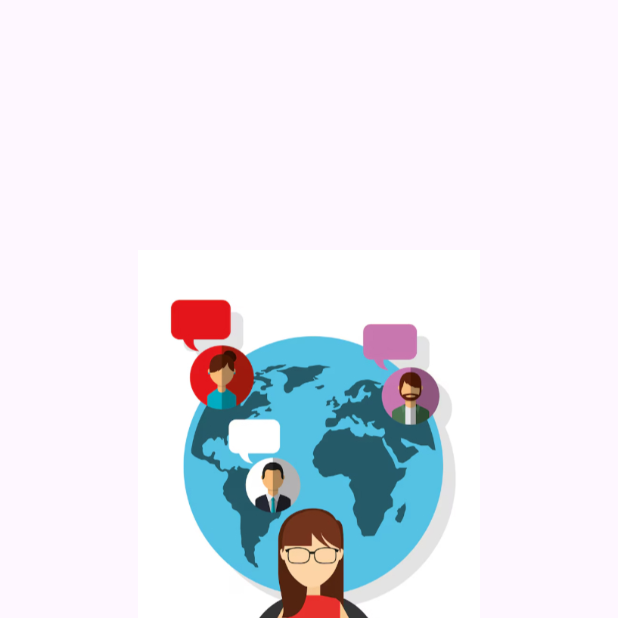
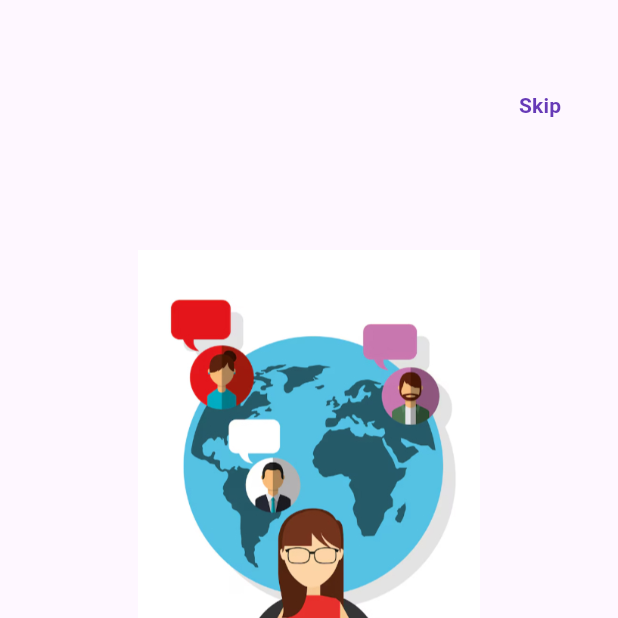
Before and after one commit to Rabin935/pairup, a Flutter app: the OnboardingScreen screen opened directly, on a phone screen of 412 x 824 dp, the top half of it. Run offline on Flutter 3.47's test engine with Material 3 defaults, Android fonts, the light colour scheme and no system bars; our stand-ins replace connectivity_plus, dartz, dio, equatable, flutter_riverpod, flutter_secure_storage and 3 more; missing offline and left inert: dio_smart_retry; accounts and stored records are empty.

```diff
--- a/lib/features/splash/presentation/pages/onboarding_screen.dart
+++ b/lib/features/splash/presentation/pages/onboarding_screen.dart
@@ -3,7 +3,6 @@ import 'package:pairup/features/splash/presentation/models/onboarding_model.dart
 import 'package:pairup/features/auth/presentation/pages/signup_screen.dart';
 
 // --- Data Model for Onboarding Pages ---
-
 
 // --- List of Onboarding Pages (Matching your image) ---
 final List<OnboardingPageModel> onboardingPages = [
@@ -13,7 +12,6 @@ final List<OnboardingPageModel> onboardingPages = [
     title: 'Chat with strangers and make them your partners.',
     description:
         'Chat with strangers to know each other better and have a nice compatibility.',
-
   ),
   OnboardingPageModel(
     imageUrl:
@@ -33,7 +31,9 @@ final List<OnboardingPageModel> onboardingPages = [
 
 // --- Main Onboarding Screen Widget ---
 class OnboardingScreen extends StatefulWidget {
-  const OnboardingScreen({super.key, required Null Function() onComplete});
+  final VoidCallback? onComplete;
+
+  const OnboardingScreen({super.key, this.onComplete});
 
   @override
   State<OnboardingScreen> createState() => _OnboardingScreenState();
@@ -51,6 +51,7 @@ class _OnboardingScreenState extends State<OnboardingScreen> {
 
   // Function to navigate to the SignUpPage
   void _navigateToSignUp() {
+    widget.onComplete?.call();
     Navigator.of(context).pushReplacement(
       MaterialPageRoute(builder: (context) => const SignupScreen()),
     );
@@ -75,6 +76,20 @@ class _OnboardingScreenState extends State<OnboardingScreen> {
             },
           ),
           // 2. Bottom Navigation/Controls
+          Positioned(
+            top: 46,
+            right: 20,
+            child: TextButton(
+              onPressed: _navigateToSignUp,
+              child: const Text(
+                'Skip',
+                style: TextStyle(
+                  color: Color(0xFF673AB7),
+                  fontWeight: FontWeight.w700,
+                ),
+              ),
+            ),
+          ),
           Positioned(
             bottom: 40.0,
             left: 20.0,
```
